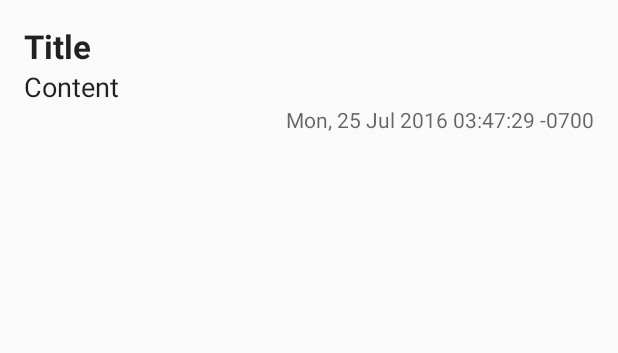
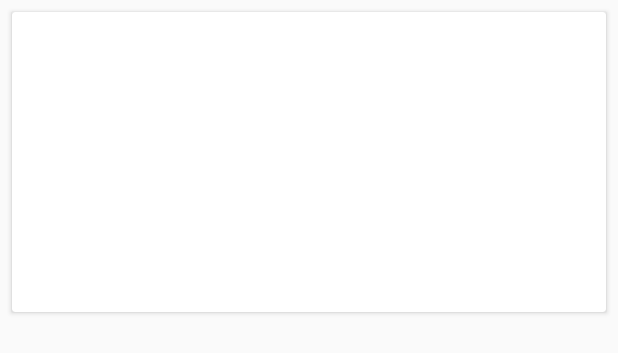
Before and after one commit to imarneanu/newsapp, an Android app: the layout news_list_item.xml on its own in the app's theme, with its tools: preview values and no code run, on a phone screen of 412 x 824 dp. Shown: the top 353 px of the screen. Run offline under Robolectric (Android 15) with nearby library versions, the phone set to English and light mode, and no system bars.

Commit message:
Using CardView and redesigned a little the news items.

```diff
--- a/app/build.gradle
+++ b/app/build.gradle
@@ -25,4 +25,5 @@ dependencies {
     compile 'com.android.support:appcompat-v7:24.0.0'
     compile 'com.android.support:design:24.0.0'
     compile 'com.android.support:recyclerview-v7:24.0.0'
+    compile 'com.android.support:cardview-v7:24.0.0'
 }
--- a/app/src/main/res/layout/news_list_item.xml
+++ b/app/src/main/res/layout/news_list_item.xml
@@ -1,9 +1,15 @@
 <?xml version="1.0" encoding="utf-8"?>
-<LinearLayout xmlns:android="http://schemas.android.com/apk/res/android"
+<android.support.v7.widget.CardView xmlns:android="http://schemas.android.com/apk/res/android"
     xmlns:tools="http://schemas.android.com/tools"
+    android:layout_width="match_parent"
+    android:layout_height="wrap_content"
+    android:layout_margin="@dimen/card_margin"
+    android:elevation="@dimen/card_elevation">
+
+    <LinearLayout
         android:id="@+id/news_container"
         android:layout_width="match_parent"
-    android:layout_height="wrap_content"
+        android:layout_height="200dp"
         android:orientation="vertical"
         android:paddingBottom="@dimen/activity_vertical_margin"
         android:paddingEnd="@dimen/activity_horizontal_margin"
@@ -21,7 +27,8 @@
             android:id="@+id/news_content"
             style="@style/TextStyle"
             android:layout_width="match_parent"
-        android:layout_height="wrap_content"
+            android:layout_height="0dp"
+            android:layout_weight="1"
             tools:text="Content" />
 
         <TextView
@@ -29,7 +36,8 @@
             style="@style/CaptionStyle"
             android:layout_width="match_parent"
             android:layout_height="wrap_content"
-        android:gravity="end|bottom"
+            android:gravity="end"
             tools:text="Mon, 25 Jul 2016 03:47:29 -0700" />
 
     </LinearLayout>
+</android.support.v7.widget.CardView>
--- a/app/src/main/res/values/dimens.xml
+++ b/app/src/main/res/values/dimens.xml
@@ -3,6 +3,9 @@
     <dimen name="activity_horizontal_margin">16dp</dimen>
     <dimen name="activity_vertical_margin">16dp</dimen>
 
+    <dimen name="card_margin">8dp</dimen>
+    <dimen name="card_elevation">5dp</dimen>
+
     <dimen name="title_medium">20sp</dimen>
     <dimen name="subheading_tall">17sp</dimen>
 </resources>
--- a/app/src/main/res/values/styles.xml
+++ b/app/src/main/res/values/styles.xml
@@ -10,12 +10,17 @@
 
     <style name="TitleStyle" parent="android:TextAppearance.Large">
         <item name="android:textStyle">bold</item>
+        <item name="android:textColor">@android:color/white</item>
+        <item name="android:maxLines">2</item>
     </style>
 
     <style name="TextStyle" parent="android:TextAppearance.Medium">
+        <item name="android:textColor">@android:color/white</item>
+        <item name="android:maxLines">4</item>
     </style>
 
     <style name="CaptionStyle" parent="android:TextAppearance.Small">
+        <item name="android:textColor">@android:color/white</item>
     </style>
 
 </resources>
```
Lines whose indentation alone changed are shown as unchanged.
